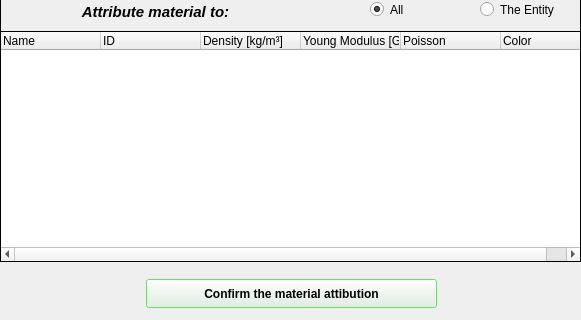
Above: pulse/uix/user_input/ui/materialInput.ui from open-pulse/OpenPulse before the change; both pictures show x 0 to 581 and y 167 to 487 of the 581 by 487 pixel window. Below: the same form after it.
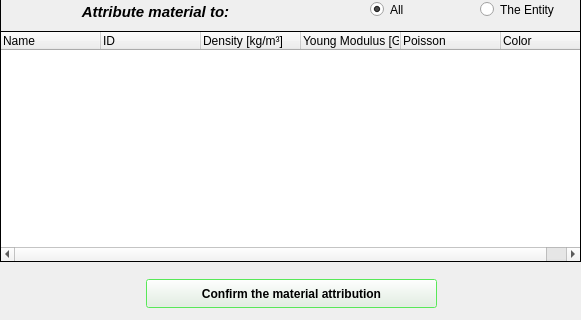
That is the form after the change. Icons and pictures are not drawn.

Patch:
```diff
--- a/pulse/uix/user_input/ui/materialInput.ui
+++ b/pulse/uix/user_input/ui/materialInput.ui
@@ -237,7 +237,7 @@
 selection-background-color: rgb(62, 255, 62);</string>
     </property>
     <property name="text">
-     <string>Confirm the material attibution</string>
+     <string>Confirm the material attribution</string>
     </property>
     <property name="shortcut">
      <string>Shift+C</string>
```
